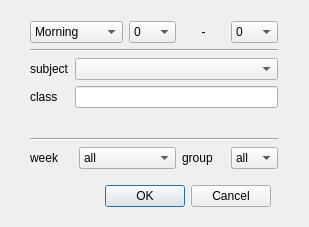
Before: the Qt Designer form TimeTableWindow.ui in weekydy/qplanning, drawn with Qt 5.
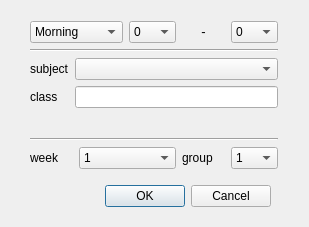
After: the same form once the commit is applied.

Diff of the .ui file:
```diff
--- a/TimeTableWindow.ui
+++ b/TimeTableWindow.ui
@@ -215,11 +215,6 @@
     </item>
     <item row="4" column="1" colspan="2">
      <widget class="QComboBox" name="week_edit">
-      <item>
-       <property name="text">
-        <string>all</string>
-       </property>
-      </item>
       <item>
        <property name="text">
         <string>1</string>
@@ -241,11 +236,6 @@
     </item>
     <item row="4" column="4">
      <widget class="QComboBox" name="group_edit">
-      <item>
-       <property name="text">
-        <string>all</string>
-       </property>
-      </item>
       <item>
        <property name="text">
         <string>1</string>
```
Left out of the diff: 10 changed lines with no effect on the pictures.
